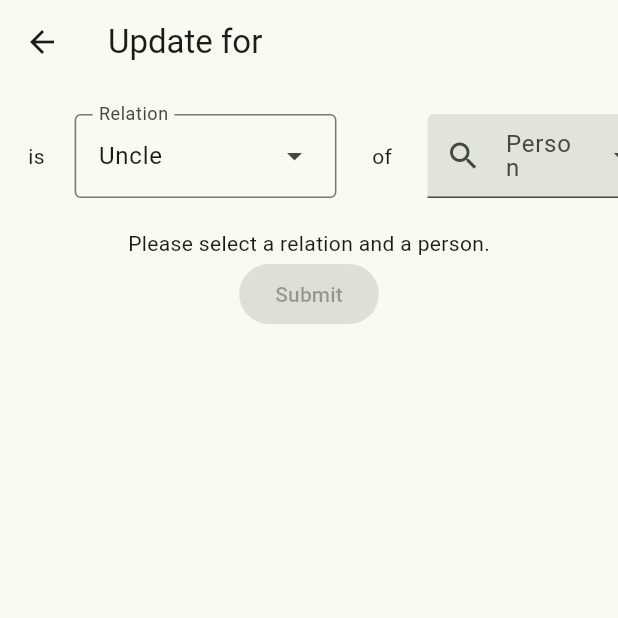
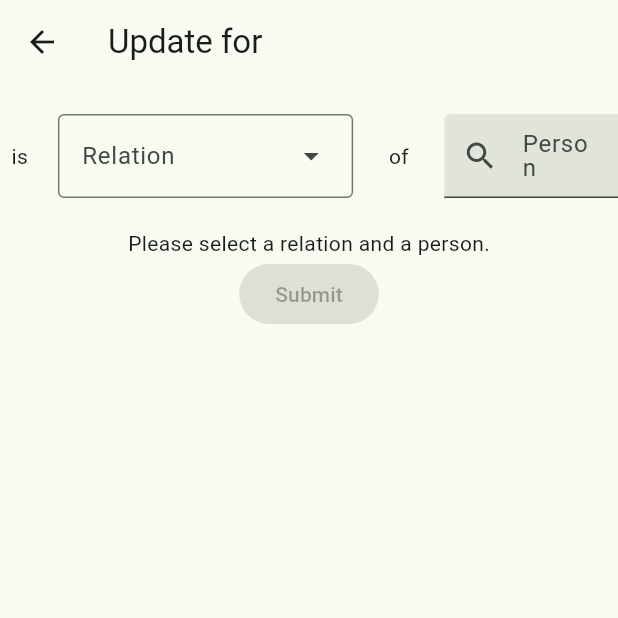
Before and after one commit to crosspolar/whatstheirname, a Flutter app: the AddRelationship screen opened directly with empty values, on a phone screen of 412 x 824 dp, the top half of it. Run offline on Flutter 3.47's test engine with Material 3 defaults, Android fonts, the phone set to English and light mode, and no system bars.

Commit message:
introduce gender to labels

```diff
--- a/lib/main.dart
+++ b/lib/main.dart
@@ -299,7 +299,6 @@ class _AddRelationshipState extends State<AddRelationship> {
                     width: 20,
                   ),
                   DropdownMenu<Relation>(
-                    initialSelection: Relation.uncle,
                     controller: relationshipController,
                     // requestFocusOnTap is enabled/disabled by platforms when it is null.
                     // On mobile platforms, this is false by default. Setting this to true will
--- a/lib/models/relationship.dart
+++ b/lib/models/relationship.dart
@@ -49,25 +49,20 @@ class Relationships extends ChangeNotifier {
 
 
 enum Relation {
-  uncle('Uncle', Colors.redAccent),
-  aunt('Aunt', Colors.redAccent),
-  sister('Sister', Colors.yellow),
-  brother('Brother', Colors.yellow),
-  neighbor('Neighbor', Colors.brown),
-  mother("Mother", Colors.indigo),
-  father("Father", Colors.indigo),
-  parent("Parent", Colors.indigo),
-  cousin("Cousin", Colors.cyanAccent),
-  nephew("Nephew", Colors.greenAccent),
-  niece("Niece", Colors.greenAccent),
-  daughter("Daughter", Colors.deepPurpleAccent),
-  son("Son", Colors.deepPurpleAccent),
-  child("Child", Colors.deepPurpleAccent),
-  stepfather("Stepfather", Colors.black26),
-  stepmother("Stepmother", Colors.black26);
+  parentssibling("Parent's sibling", Colors.redAccent, "Aunt", "Uncle"),
+  sibling("Sibling", Colors.yellow, "Sister", "Brother"),
+  neighbor('Neighbor', Colors.brown, "Neighbor", "Neighbor"),
+  parent("Parent", Colors.indigo, "Mother", "Father"),
+  cousin("Cousin", Colors.cyanAccent, "Cousin", "Cousin"),
+  childofsibling("Child of sibling", Colors.greenAccent, "Niece", "Nephew"),
+  child("Child", Colors.deepPurpleAccent, "Daughter", "Son"),
+  stepparent("Stepparent", Colors.black26, "Stepmother", "Stepfather");
 
-  const Relation(this.label, this.color);
+
+  const Relation(this.label, this.color, this.female, this.male);
 
   final String label;
   final Color color;
+  final String female;
+  final String male;
 }
```
